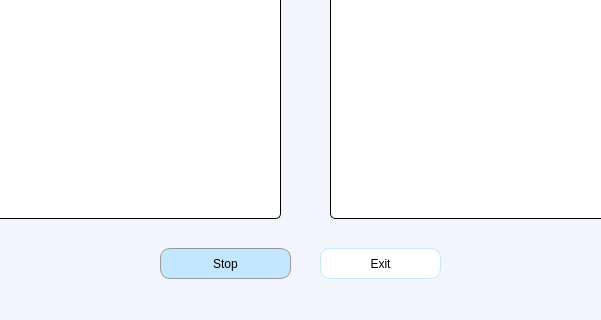
This is keystroke.ui in hdkhang6803/PC_Remote_Control as Qt 5 draws it before an edit; both pictures show x 140 to 741 and y 252 to 572 of the 902 by 572 pixel window. The edited form follows.
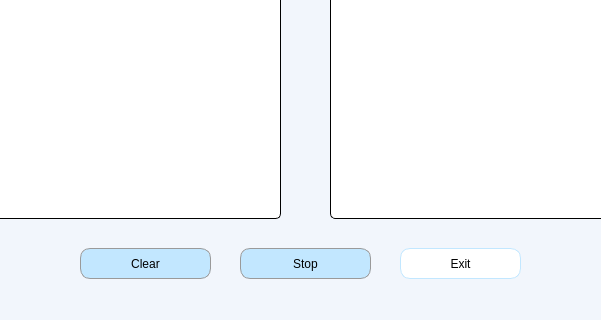
This is the edited form.

Commit message: keystroke clear button

The edit to the form file:
```diff
--- a/keystroke.ui
+++ b/keystroke.ui
@@ -112,7 +112,7 @@
   <widget class="QPushButton" name="startButton">
    <property name="geometry">
     <rect>
-     <x>300</x>
+     <x>380</x>
      <y>500</y>
      <width>131</width>
      <height>31</height>
@@ -134,7 +134,7 @@
   <widget class="QPushButton" name="exitButton">
    <property name="geometry">
     <rect>
-     <x>460</x>
+     <x>540</x>
      <y>500</y>
      <width>121</width>
      <height>31</height>
@@ -151,6 +151,28 @@
     <string>Exit</string>
    </property>
   </widget>
+  <widget class="QPushButton" name="clearButton">
+   <property name="geometry">
+    <rect>
+     <x>220</x>
+     <y>500</y>
+     <width>131</width>
+     <height>31</height>
+    </rect>
+   </property>
+   <property name="styleSheet">
+    <string notr="true">border-radius: 10px;
+font: 600 9pt &quot;UTM Avo&quot;;
+box-shadow:  10px 5px 5px rgb(0, 0, 0);
+background: #C2E7FF;
+border:  1px solid rgb(154, 154, 154);
+
+</string>
+   </property>
+   <property name="text">
+    <string>Clear</string>
+   </property>
+  </widget>
  </widget>
  <resources/>
  <connections/>
```
